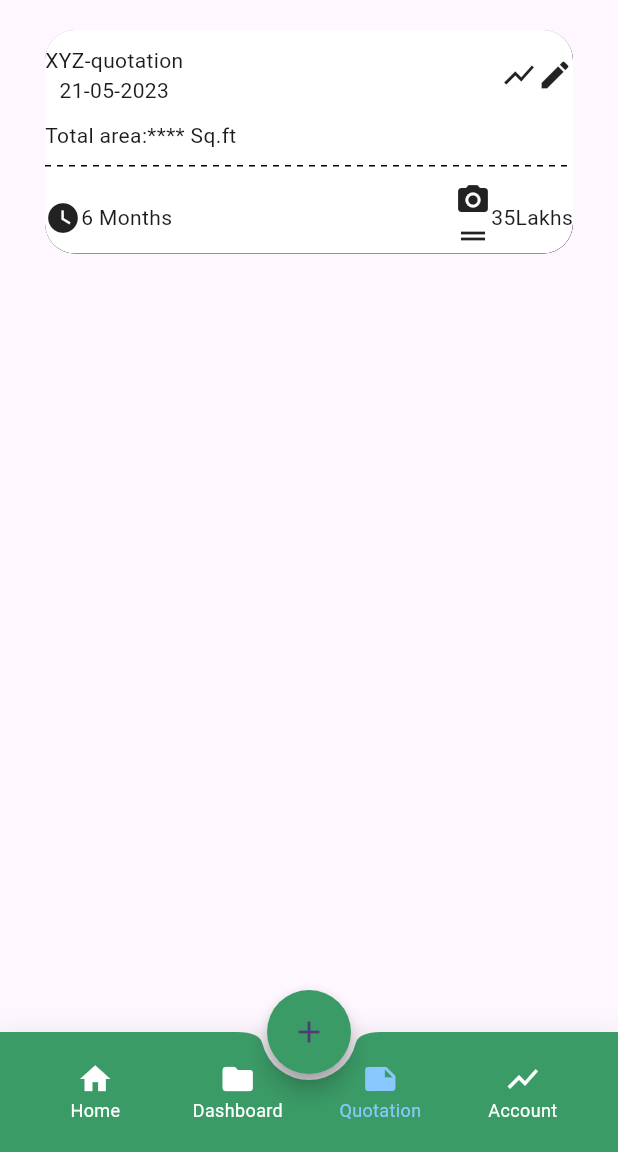
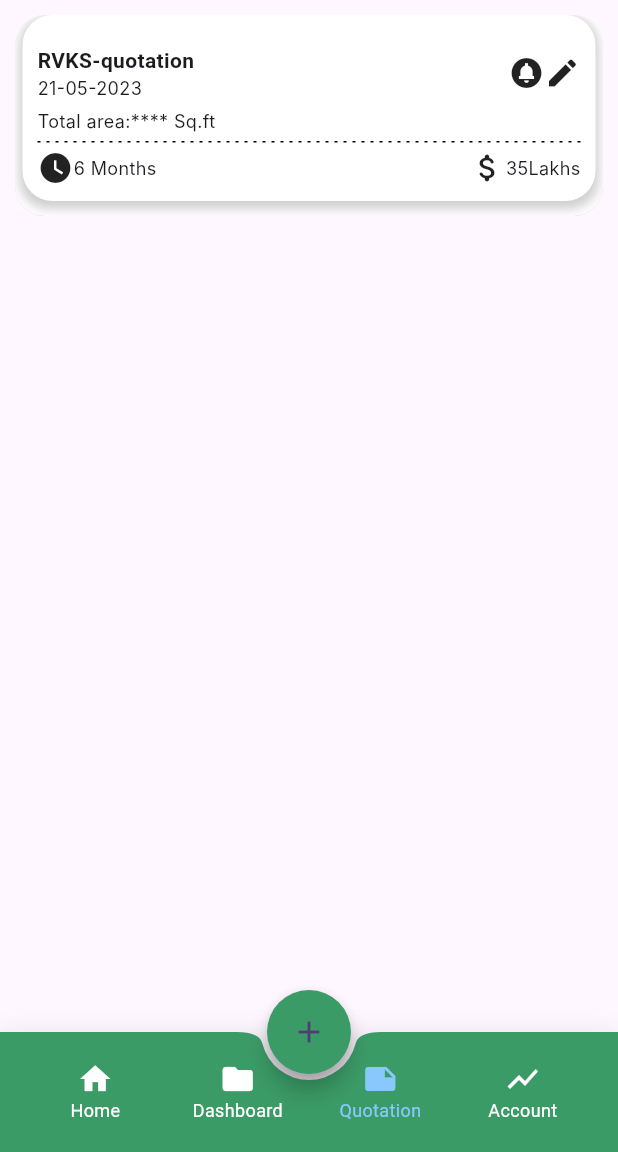
Before and after one commit to adilkhansherani/baldur, a Flutter app: the screen it shows after launch, item 3 of the bottom bar chosen, on a phone screen of 412 x 824 dp, the part 84-1236 px from its top. Run offline on Flutter 3.47's test engine with Material 2 defaults, Android fonts, the phone set to English and light mode, and no system bars; drawn by our look-alikes of dotted_line; our stand-ins replace flutter_svg; Roboto replaces fonts that are missing (Inter, Poppins).

Commit message:
improved quotation page

```diff
--- a/lib/quotation.dart
+++ b/lib/quotation.dart
@@ -14,26 +14,35 @@ class _QuotationState extends State<Quotation> {
     return Scaffold(
       body: SafeArea(
           child: SingleChildScrollView(
-              padding: const EdgeInsets.fromLTRB(30, 20, 30, 20),
+              padding: const EdgeInsets.all(10),
               physics: const BouncingScrollPhysics(),
               child: ClipRRect(
                 borderRadius: BorderRadius.circular(20),
                 child: PhysicalModel(
                   color: Colors.white,
                   elevation: 18,
-                  shadowColor: Colors.red,////working        here
+                  shadowColor: Colors.red, ////working        here
                   child: Container(
+                    margin: const EdgeInsets.only(
+                      left: 5,
+                      top: 0,
+                      right: 5,
+                      bottom: 10,
+                    ),
+                    padding: const EdgeInsets.all(10),
                     decoration: BoxDecoration(
-                        color: Colors.white,
-                        borderRadius: BorderRadius.circular(20),
-                        boxShadow: [
-                          BoxShadow(
-                            spreadRadius: 10,
-                            offset: const Offset(10, 18),
-                            blurRadius: 18,
-                            color: Colors.black.withOpacity(1),
-                          ),
-                        ]),
+                      color: Colors.white,
+                      borderRadius: BorderRadius.circular(20),
+                      boxShadow: [
+                        BoxShadow(
+                          color: Colors.grey.withOpacity(0.5),
+                          spreadRadius: 2,
+                          blurRadius: 5,
+                          offset:
+                              const Offset(0, 3), // changes the shadow offset
+                        ),
+                      ],
+                    ),
                     child: const Column(
                         crossAxisAlignment: CrossAxisAlignment.start,
                         children: [
@@ -44,29 +53,53 @@ class _QuotationState extends State<Quotation> {
                             mainAxisAlignment: MainAxisAlignment.spaceBetween,
                             children: [
                               Column(
+                                crossAxisAlignment: CrossAxisAlignment.start,
                                 children: [
-                                  Text('XYZ-quotation'),
-                                  Text('21-05-2023'),
+                                  Text(
+                                    'RVKS-quotation',
+                                    textAlign: TextAlign.start,
+                                    style: TextStyle(
+                                        fontSize: 14,
+                                        fontWeight: FontWeight.w700,
+                                        fontFamily: 'Poppins'),
+                                  ),
+                                  Text(
+                                    '21-05-2023',
+                                    textAlign: TextAlign.start,
+                                    style: TextStyle(
+                                        fontSize: 12,
+                                        fontWeight: FontWeight.w400,
+                                        fontFamily: 'Inter'),
+                                  ),
                                 ],
                               ),
                               Row(
                                 children: [
-                                  Icon(Icons.show_chart),
+                                  Icon(Icons.circle_notifications_sharp),
                                   Icon(Icons.edit),
                                 ],
                               )
                             ],
                           ),
                           SizedBox(
-                            height: 10,
+                            height: 5,
                           ),
-                          Text('Total area:**** Sq.ft'),
+                          Text(
+                            'Total area:**** Sq.ft',
+                            textAlign: TextAlign.start,
+                            style: TextStyle(
+                                fontSize: 12,
+                                fontWeight: FontWeight.w400,
+                                fontFamily: 'Inter'),
+                          ),
                           SizedBox(
-                            height: 10,
+                            height: 5,
                           ),
-                          DottedLine(),
+                          DottedLine(
+                            dashLength: 2,
+                          ),
                           SizedBox(
-                            height: 10,
+                            height: 5,
                           ),
                           Row(
                               mainAxisAlignment: MainAxisAlignment.spaceBetween,
@@ -74,18 +107,27 @@ class _QuotationState extends State<Quotation> {
                                 Row(
                                   children: [
                                     Icon(Icons.watch_later),
-                                    Text('6 Months'),
+                                    Text(
+                                      '6 Months',
+                                      textAlign: TextAlign.start,
+                                      style: TextStyle(
+                                          fontSize: 12,
+                                          fontWeight: FontWeight.w400,
+                                          fontFamily: 'Inter'),
+                                    ),
                                   ],
                                 ),
                                 Row(
                                   children: [
-                                    Column(
-                                      children: [
-                                        Icon(Icons.camera_alt),
-                                        Icon(Icons.drag_handle)
-                                      ],
-                                    ),
-                                    Text('35Lakhs')
+                                    Icon(Icons.attach_money_rounded),
+                                    Text(
+                                      '35Lakhs',
+                                      textAlign: TextAlign.start,
+                                      style: TextStyle(
+                                          fontSize: 12,
+                                          fontWeight: FontWeight.w400,
+                                          fontFamily: 'Inter'),
+                                    )
                                   ],
                                 )
                               ])
```
